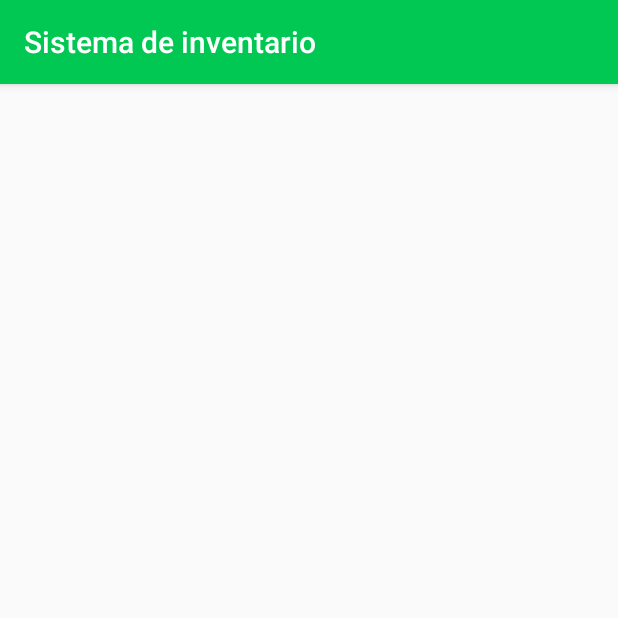
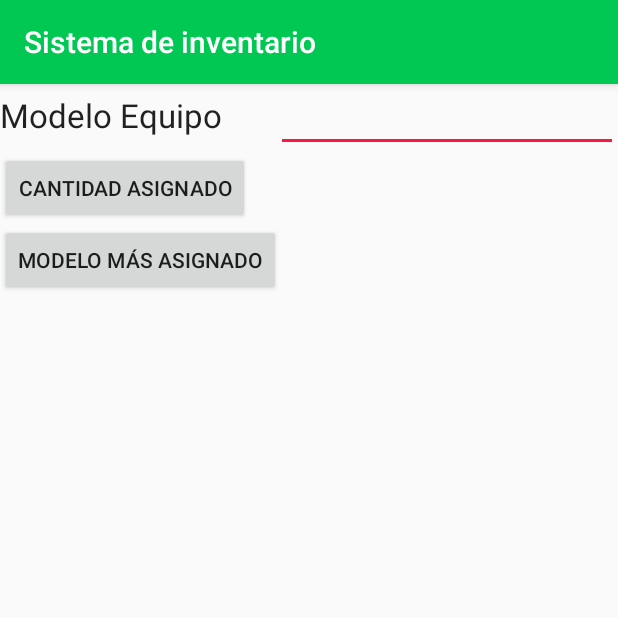
Before and after one commit to dixon28/pdmTareaSubeCum, an Android app: the EquipoAsignacionWSActivity screen opened directly, with no data from a screen before it, on a phone screen of 412 x 824 dp, the top half of it. Run offline under Robolectric (Android 15) with nearby library versions, the phone set to English and light mode, and no system bars.

Commit message:
Se agrega otro dos WS para EquipoAsignacion

```diff
--- a/PdmSubeCum/app/src/main/java/com/pdmsubecum/WebServices/EquipoAsignacionWSActivity.java
+++ b/PdmSubeCum/app/src/main/java/com/pdmsubecum/WebServices/EquipoAsignacionWSActivity.java
@@ -1,15 +1,64 @@
 package com.pdmsubecum.WebServices;
 
+import android.os.StrictMode;
 import android.support.v7.app.AppCompatActivity;
 import android.os.Bundle;
+import android.view.View;
+import android.widget.EditText;
+import android.widget.TextView;
 
 import com.pdmsubecum.R;
 
+import java.util.ArrayList;
+import java.util.List;
+
 public class EquipoAsignacionWSActivity extends AppCompatActivity {
+
+    EditText editModelo;
+    TextView txt_cantidad;
+    private String urlPublicoUES = "https://eisi.fia.ues.edu.sv/GPO01/WS/";
 
     @Override
     protected void onCreate(Bundle savedInstanceState) {
         super.onCreate(savedInstanceState);
         setContentView(R.layout.activity_equipo_asignacion_ws);
+
+        StrictMode.ThreadPolicy policy = new StrictMode.ThreadPolicy.Builder().permitAll().build();
+        StrictMode.setThreadPolicy(policy);
+
+        editModelo = (EditText) findViewById(R.id.editModelo);
+        txt_cantidad= (TextView) findViewById(R.id.textView_Cantidad);
+    }
+
+    public void consultarCantidadAsignado(View v) {
+
+        try {
+            List<String> result = new ArrayList<String>();
+            String modelo = editModelo.getText().toString();
+
+            String url = urlPublicoUES + "ws_equipoasignacion_consulta_modelo.php" + "?modelo=" + modelo;
+
+            String existenciaJSON = ControladorServicio.obtenerRespuestaPeticion(url, this);
+            String resultado = ControladorServicio.obtenerCantidadAsignadoJSON(existenciaJSON,this);
+            txt_cantidad.setText(resultado);
+
+        }catch (Exception e){
+            e.printStackTrace();
+        }
+    }
+
+    public void consultarMaximoAsignado(View v) {
+
+        try {
+            List<String> result = new ArrayList<String>();
+            String url = urlPublicoUES + "ws_equipoasignacion_consulta_maximo.php";
+
+            String existenciaJSON = ControladorServicio.obtenerRespuestaPeticion(url, this);
+            String resultado = ControladorServicio.obtenerCantidadAsignadoJSON(existenciaJSON,this);
+            txt_cantidad.setText(resultado);
+
+        }catch (Exception e){
+            e.printStackTrace();
+        }
     }
 }
--- a/PdmSubeCum/app/src/main/res/layout/activity_equipo_asignacion_ws.xml
+++ b/PdmSubeCum/app/src/main/res/layout/activity_equipo_asignacion_ws.xml
@@ -1,9 +1,64 @@
 <?xml version="1.0" encoding="utf-8"?>
-<android.support.constraint.ConstraintLayout xmlns:android="http://schemas.android.com/apk/res/android"
+<LinearLayout xmlns:android="http://schemas.android.com/apk/res/android"
     xmlns:app="http://schemas.android.com/apk/res-auto"
     xmlns:tools="http://schemas.android.com/tools"
     android:layout_width="match_parent"
     android:layout_height="match_parent"
+    android:orientation="vertical"
+    android:id="@+id/linearLayout1"
     tools:context=".WebServices.EquipoAsignacionWSActivity">
 
-</android.support.constraint.ConstraintLayout>
+    <LinearLayout
+        android:layout_height="wrap_content"
+        android:layout_width="match_parent">
+
+        <TextView
+            android:layout_height="wrap_content"
+            android:layout_width="wrap_content"
+            android:id="@+id/textView1"
+            android:textAppearance="?android:attr/textAppearanceLarge"
+            android:text="Modelo Equipo"
+            android:layout_weight="1"/>
+
+        <EditText
+            android:layout_height="wrap_content"
+            android:layout_width="wrap_content"
+            android:id="@+id/editModelo"
+            android:layout_weight="1"
+            android:ems="9">
+
+            <requestFocus/>
+
+        </EditText>
+
+    </LinearLayout>
+
+    <LinearLayout
+        android:orientation="vertical"
+        android:layout_height="wrap_content"
+        android:layout_width="match_parent">
+
+        <Button
+            android:layout_height="wrap_content"
+            android:layout_width="wrap_content"
+            android:id="@+id/button_equipo"
+            android:text="CANTIDAD ASIGNADO"
+            android:onClick="consultarCantidadAsignado"/>
+
+        <Button
+            android:layout_height="wrap_content"
+            android:layout_width="wrap_content"
+            android:id="@+id/button_documento"
+            android:text="MODELO MÁS ASIGNADO"
+            android:onClick="consultarMaximoAsignado"/>
+
+    </LinearLayout>
+
+    <TextView
+        android:layout_height="wrap_content"
+        android:layout_width="match_parent"
+        android:id="@+id/textView_Cantidad"
+        android:textAppearance="?android:attr/textAppearanceLarge"
+        android:layout_weight="0.08"/>
+
+</LinearLayout>
```
Also changed, not shown: PdmSubeCum/app/src/main/java/com/pdmsubecum/WebServices/ControladorServicio.java (+18 -0 lines).
